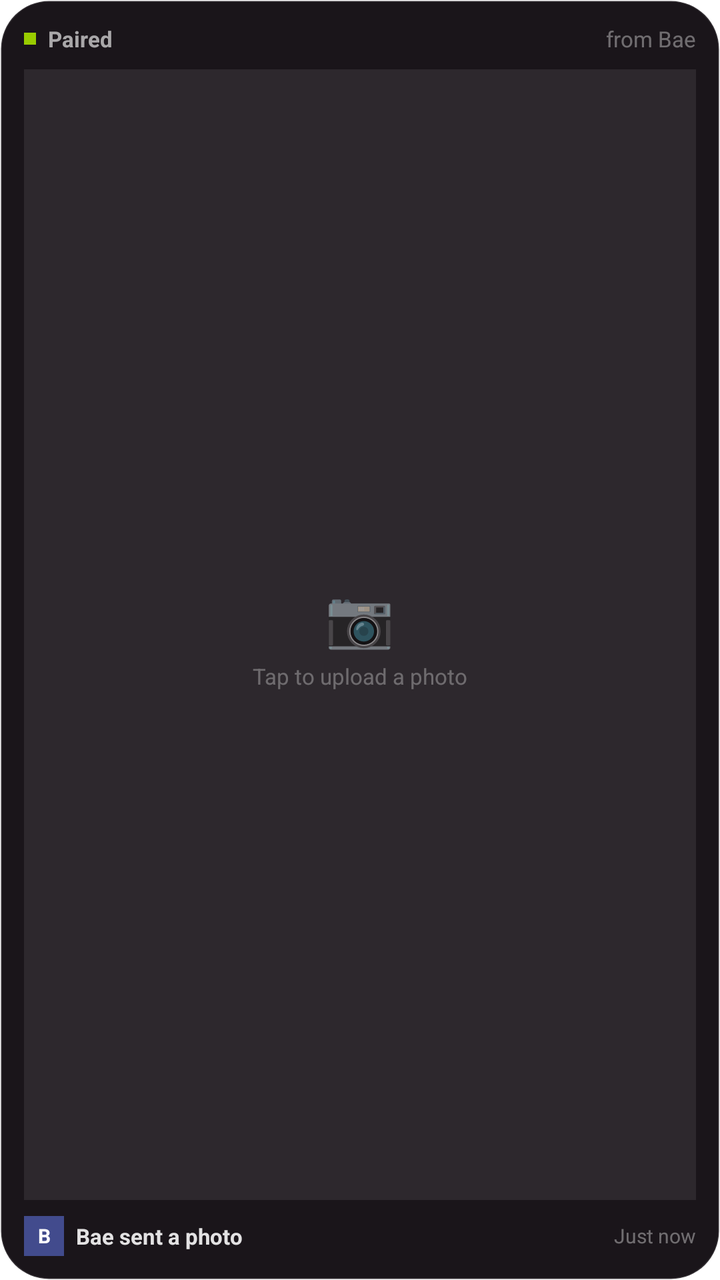
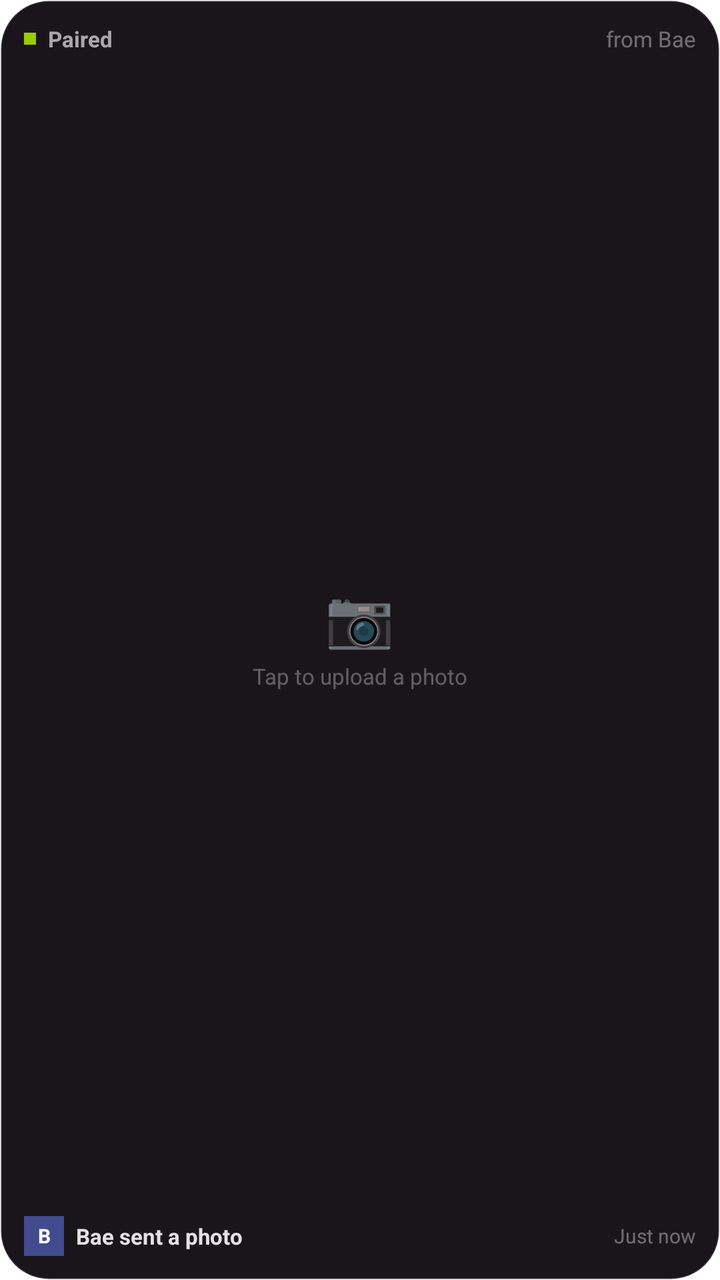

Before-and-after screenshots of an Android layout around one commit, followed by the original layout XML and the change that was made.
<!-- AndroidManifest.xml: fallback theme Theme.MaterialComponents.DayNight.NoActionBar -->
<!-- res/layout/bae_window_widget_viewer.xml -->
<RelativeLayout xmlns:android="http://schemas.android.com/apk/res/android"
    style="@style/Widget.BaeWindow.AppWidgetContainer"
    android:layout_width="match_parent"
    android:layout_height="match_parent"
    android:padding="12dp">

    
    <RelativeLayout
        android:id="@+id/header_layout"
        android:layout_width="match_parent"
        android:layout_height="wrap_content"
        android:layout_alignParentTop="true"
        android:layout_marginBottom="8dp">

        
        <LinearLayout
            android:layout_width="wrap_content"
            android:layout_height="wrap_content"
            android:layout_alignParentLeft="true"
            android:gravity="center_vertical"
            android:orientation="horizontal">
            
            <View
                android:id="@+id/status_dot"
                android:layout_width="6dp"
                android:layout_height="6dp"
                android:background="@android:color/holo_green_light"
                android:visibility="visible" />
                
            <TextView
                android:id="@+id/status_text"
                android:layout_width="wrap_content"
                android:layout_height="wrap_content"
                android:layout_marginLeft="6dp"
                android:text="Paired"
                android:textColor="#A0FFFFFF"
                android:textSize="11sp"
                android:textStyle="bold" />
        </LinearLayout>

        
        <TextView
            android:id="@+id/sender_name_top"
            android:layout_width="wrap_content"
            android:layout_height="wrap_content"
            android:layout_alignParentRight="true"
            android:text="from Bae"
            android:textColor="#60FFFFFF"
            android:textSize="11sp" />
    </RelativeLayout>

    
    <FrameLayout
        android:id="@+id/center_container"
        android:layout_width="match_parent"
        android:layout_height="match_parent"
        android:layout_above="@+id/footer_layout"
        android:layout_below="@+id/header_layout"
        android:background="#15FFFFFF">

        
        <ImageView
            android:id="@+id/widget_image"
            android:layout_width="match_parent"
            android:layout_height="match_parent"
            android:scaleType="centerCrop" />

        
        <LinearLayout
            android:id="@+id/widget_placeholder"
            android:layout_width="wrap_content"
            android:layout_height="wrap_content"
            android:layout_gravity="center"
            android:gravity="center"
            android:orientation="vertical">
            
            <TextView
                android:layout_width="wrap_content"
                android:layout_height="wrap_content"
                android:text="📷"
                android:textSize="28sp" />
                
            <TextView
                android:layout_width="wrap_content"
                android:layout_height="wrap_content"
                android:layout_marginTop="4dp"
                android:text="Tap to upload a photo"
                android:textColor="#50FFFFFF"
                android:textSize="11sp" />
        </LinearLayout>

        
        <TextView
            android:id="@+id/badge_text"
            android:layout_width="wrap_content"
            android:layout_height="wrap_content"
            android:layout_gravity="top|right"
            android:layout_margin="8dp"
            android:background="#B0000000"
            android:paddingHorizontal="8dp"
            android:paddingVertical="3dp"
            android:text="Image"
            android:textColor="#FFFFFF"
            android:textSize="10sp"
            android:textStyle="bold"
            android:visibility="gone" />
    </FrameLayout>

    
    <RelativeLayout
        android:id="@+id/footer_layout"
        android:layout_width="match_parent"
        android:layout_height="wrap_content"
        android:layout_alignParentBottom="true"
        android:layout_marginTop="8dp">

        <LinearLayout
            android:layout_width="wrap_content"
            android:layout_height="wrap_content"
            android:layout_alignParentLeft="true"
            android:gravity="center_vertical"
            android:orientation="horizontal">

            
            <TextView
                android:id="@+id/avatar_circle"
                android:layout_width="20dp"
                android:layout_height="20dp"
                android:background="#806A82FF"
                android:gravity="center"
                android:text="B"
                android:textColor="#FFFFFF"
                android:textSize="10sp"
                android:textStyle="bold" />

            
            <TextView
                android:id="@+id/footer_description"
                android:layout_width="wrap_content"
                android:layout_height="wrap_content"
                android:layout_marginLeft="6dp"
                android:text="Bae sent a photo"
                android:textColor="#E0FFFFFF"
                android:textSize="11sp"
                android:textStyle="bold" />
        </LinearLayout>

        
        <TextView
            android:id="@+id/widget_timestamp"
            android:layout_width="wrap_content"
            android:layout_height="wrap_content"
            android:layout_alignParentRight="true"
            android:layout_centerVertical="true"
            android:text="Just now"
            android:textColor="#60FFFFFF"
            android:textSize="10sp" />
    </RelativeLayout>

</RelativeLayout>
<!-- resources referenced by this layout -->
<resources>
  <style name="Widget.BaeWindow.AppWidgetContainer" parent="android:Theme">
          <item name="android:background">@drawable/widget_background</item>
      </style>
  <!-- drawable widget_background (drawable) -->
  <?xml version="1.0" encoding="utf-8"?>
  <shape xmlns:android="http://schemas.android.com/apk/res/android"
      android:shape="rectangle">
      <solid android:color="#1A151A" />
      <corners android:radius="24dp" />
      <stroke android:width="1dp" android:color="#20FFFFFF" />
  </shape>
</resources>

<!-- the commit's change to res/layout/bae_window_widget_viewer.xml (unified diff, before → after) -->
@@ -1,8 +1,9 @@
 <RelativeLayout xmlns:android="http://schemas.android.com/apk/res/android"
-    style="@style/Widget.BaeWindow.AppWidgetContainer"
     android:layout_width="match_parent"
     android:layout_height="match_parent"
-    android:padding="12dp">
+    android:background="@drawable/widget_background"
+    android:padding="12dp"
+    android:clipToOutline="true">
 
     
     <RelativeLayout
@@ -55,15 +56,15 @@
         android:layout_width="match_parent"
         android:layout_height="match_parent"
         android:layout_above="@+id/footer_layout"
-        android:layout_below="@+id/header_layout"
-        android:background="#15FFFFFF">
+        android:layout_below="@+id/header_layout">
 
         
         <ImageView
             android:id="@+id/widget_image"
             android:layout_width="match_parent"
             android:layout_height="match_parent"
-            android:scaleType="centerCrop" />
+            android:scaleType="centerCrop"
+            android:visibility="gone" />
 
         
         <LinearLayout
<!-- resource entries referenced after the edit -->
@@ -1,8 +1,5 @@
 <!-- resources referenced by this layout -->
 <resources>
-  <style name="Widget.BaeWindow.AppWidgetContainer" parent="android:Theme">
-          <item name="android:background">@drawable/widget_background</item>
-      </style>
   <!-- drawable widget_background (drawable) -->
   <?xml version="1.0" encoding="utf-8"?>
   <shape xmlns:android="http://schemas.android.com/apk/res/android"
